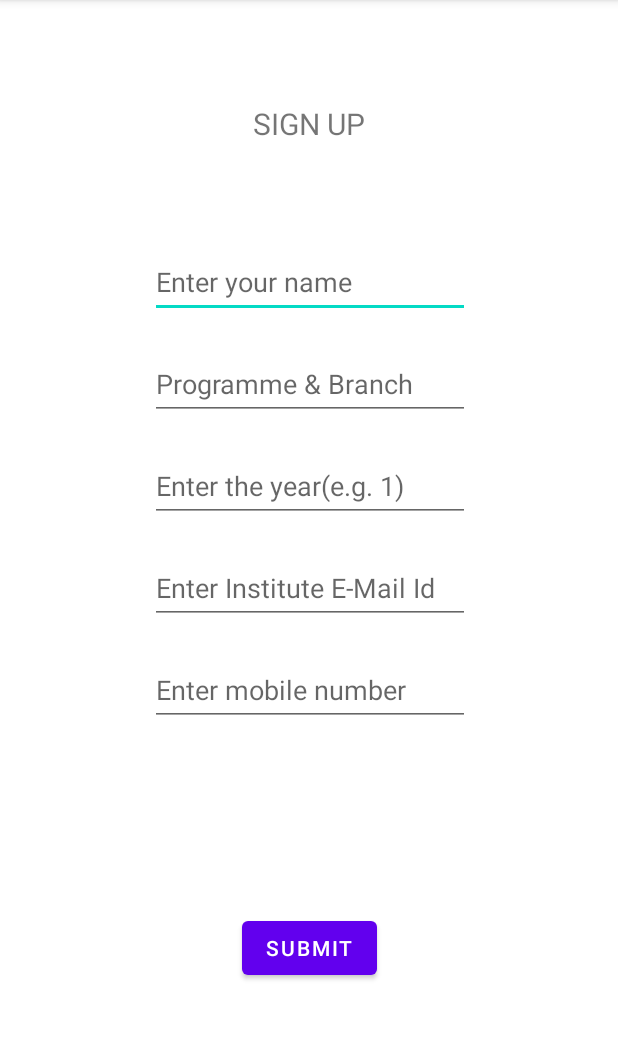
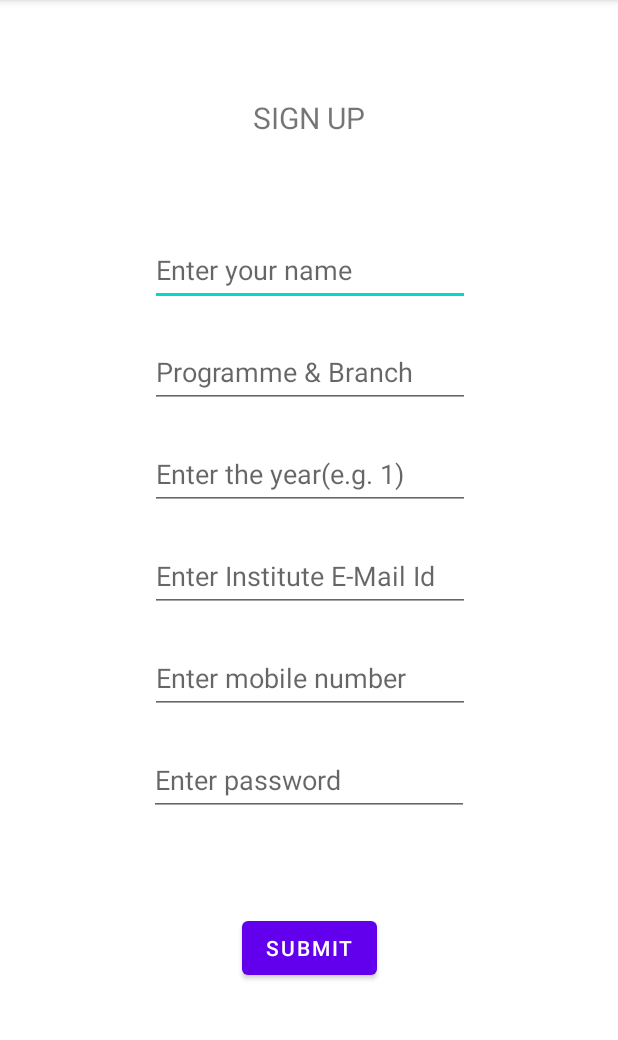
Before and after one commit to Season-of-Code-2023-MDG-Space/activly, an Android app: the screen it shows after launch (Loginpage), after a tap on "SIGN UP", on a phone screen of 412 x 824 dp, the part 84-1124 px from its top. Run offline under Robolectric (Android 15) with nearby library versions, the phone set to English and light mode, and no system bars; our stand-ins replace Firebase (no records; nobody signed in at launch, a user with empty details on screens opened directly).

Commit message:
feat: An user-authentication is implemented using firebase.

```diff
--- a/Activly/app/build.gradle
+++ b/Activly/app/build.gradle
@@ -31,6 +31,9 @@ android {
     kotlinOptions {
         jvmTarget = '1.8'
     }
+    buildFeatures{
+        viewBinding=true
+    }
 }
 
 dependencies {
@@ -42,6 +45,7 @@ dependencies {
     implementation 'androidx.appcompat:appcompat:1.6.1'
     implementation 'com.google.android.material:material:1.8.0'
     implementation 'androidx.constraintlayout:constraintlayout:2.1.4'
+    implementation 'com.google.firebase:firebase-auth:21.1.0'
     testImplementation 'junit:junit:4.13.2'
     androidTestImplementation 'androidx.test.ext:junit:1.1.5'
     androidTestImplementation 'androidx.test.espresso:espresso-core:3.5.1'
--- a/Activly/app/src/main/java/com/example/activly/Loginpage.kt
+++ b/Activly/app/src/main/java/com/example/activly/Loginpage.kt
@@ -11,28 +11,59 @@ import android.widget.Button
 import android.widget.EditText
 import android.widget.Toast
 import androidx.appcompat.app.AppCompatActivity
+import com.example.activly.databinding.ActivityLoginpageBinding
+import com.google.firebase.auth.FirebaseAuth
 
 
 class Loginpage : AppCompatActivity() {
+    private lateinit var binding: ActivityLoginpageBinding
+    private lateinit var firebaseAuth: FirebaseAuth
     var name: EditText? = null
     var branch: EditText? = null
     var yr: EditText? = null
     var num: EditText? = null
     var email: EditText? = null
+    var pass: EditText? =null
     override fun onCreate(savedInstanceState: Bundle?) {
         super.onCreate(savedInstanceState)
+
+        binding = ActivityLoginpageBinding.inflate(layoutInflater)
+        setContentView(binding.root)
+
         setContentView(R.layout.activity_loginpage)
         name = findViewById<EditText>(R.id.editTextTextPersonName)
         branch = findViewById<EditText>(R.id.editTextTextPersonName2)
         yr = findViewById<EditText>(R.id.editTextNumber)
         num=findViewById<EditText>(R.id.editTextNumber2)
         email = findViewById<EditText>(R.id.editTextTextEmailAddress)
+        pass = findViewById<EditText>(R.id.editTextTextPassword)
         var btn = findViewById<Button>(R.id.button)
+
+        firebaseAuth = FirebaseAuth.getInstance()
+
+//        binding.textView.setOnClickListener {
+//            val intent = Intent(this, SignInActivity::class.java)
+//            startActivity(intent)
+//        }
+
         btn.setOnClickListener(View.OnClickListener {
             var ans : Boolean = checkDataEntered()
             if(ans==true){
-                val intent = Intent(this,PreferenceActivity::class.java)
-                startActivity(intent)
+                val email = findViewById<EditText>(R.id.editTextTextEmailAddress).text.toString()
+                val pass = findViewById<EditText>(R.id.editTextTextPassword).text.toString()
+                if (email.isNotEmpty() && pass.isNotEmpty()) {
+                    firebaseAuth.createUserWithEmailAndPassword(email, pass).addOnCompleteListener {
+                        if (it.isSuccessful) {
+                            val intent = Intent(this,PreferenceActivity::class.java)
+                            startActivity(intent)
+                        } else {
+                            Toast.makeText(this, it.exception.toString(), Toast.LENGTH_SHORT).show()
+
+                        }
+                    }
+                } else {
+                    Toast.makeText(this, "Empty Fields Are not Allowed !!", Toast.LENGTH_SHORT).show()
+                }
             }
         })
     }
--- a/Activly/app/src/main/java/com/example/activly/MainActivity.kt
+++ b/Activly/app/src/main/java/com/example/activly/MainActivity.kt
@@ -14,10 +14,14 @@ import android.widget.Button
 import android.widget.EditText
 import android.widget.Toast
 import androidx.annotation.RequiresApi
+import com.google.firebase.auth.FirebaseAuth
+import com.example.activly.databinding.ActivityMainBinding
 import com.example.activly.NotificationService as Notif
 
 
 class MainActivity : AppCompatActivity(), MyListener{
+    private lateinit var binding: ActivityMainBinding
+    private lateinit var firebaseAuth: FirebaseAuth
     override var default_notification_channel_id: Any = ""
     private var NOTIFICATION_CHANNEL_ID = "10001"
     override fun setValue(notifmessage: String?) {
@@ -30,7 +34,10 @@ class MainActivity : AppCompatActivity(), MyListener{
     @RequiresApi(Build.VERSION_CODES.JELLY_BEAN_MR2)
     override fun onCreate(savedInstanceState: Bundle?) {
         super.onCreate(savedInstanceState)
-        setContentView(R.layout.activity_main)
+        binding = ActivityMainBinding.inflate(layoutInflater)
+        setContentView(binding.root)
+
+        firebaseAuth = FirebaseAuth.getInstance()
         Notif().setListener(this)
         val mNotificationManager = getSystemService(Context.NOTIFICATION_SERVICE) as NotificationManager
         if (Build.VERSION.SDK_INT >= Build.VERSION_CODES.O) {
@@ -44,20 +51,40 @@ class MainActivity : AppCompatActivity(), MyListener{
 
         var bt1 = findViewById<Button>(R.id.loginbtn)
         bt1.setOnClickListener {
-            val username: String=findViewById<EditText>(R.id.login_username).text.toString()
-            val password: String=findViewById<EditText>(R.id.login_password).text.toString()
-            var username2: EditText?=findViewById(R.id.login_username)
-            if (username.isEmpty() || password.isEmpty()) {
-                Toast.makeText(this, "You must enter your details.", Toast.LENGTH_SHORT).show()
-            } else if (isEmail(username2)==false) {
-                Toast.makeText(this, "You must enter valid email.", Toast.LENGTH_SHORT).show()
-            }
-            else {
-                Toast.makeText(this, "Logging in...", Toast.LENGTH_SHORT).show()
-                val intent2 = Intent(this, PreferenceActivity::class.java)
-                startActivity(intent2)
+            val username: String = findViewById<EditText>(R.id.login_username).text.toString()
+            val password: String = findViewById<EditText>(R.id.login_password).text.toString()
+            var username2: EditText? = findViewById(R.id.login_username)
+
+            if (username.isNotEmpty() && password.isNotEmpty()) {
+                if (isEmail(username2) == false) {
+                    Toast.makeText(this, "You must enter valid email.", Toast.LENGTH_SHORT).show()
+                } else {
+                    firebaseAuth.signInWithEmailAndPassword(username, password)
+                        .addOnCompleteListener {
+                            if (it.isSuccessful) {
+                                Toast.makeText(this, "Logging in...", Toast.LENGTH_SHORT).show()
+                                val intent2 = Intent(this, PreferenceActivity::class.java)
+                                startActivity(intent2)
+                            } else {
+                                Toast.makeText(this, it.exception.toString(), Toast.LENGTH_SHORT)
+                                    .show()
+                            }
+                        }
+                }
+            } else {
+                Toast.makeText(this, "Empty Fields Are not Allowed !!", Toast.LENGTH_SHORT).show()
             }
         }
+//            if (username.isEmpty() || password.isEmpty()) {
+//                Toast.makeText(this, "You must enter your details.", Toast.LENGTH_SHORT).show()
+//            } else if (isEmail(username2)==false) {
+//                Toast.makeText(this, "You must enter valid email.", Toast.LENGTH_SHORT).show()
+//            }
+//            else {
+//                Toast.makeText(this, "Logging in...", Toast.LENGTH_SHORT).show()
+//                val intent2 = Intent(this, PreferenceActivity::class.java)
+//                startActivity(intent2)
+//            }
         var bt2 =findViewById<Button>(R.id.signupredirect)
         bt2.setOnClickListener {
             val intent3=Intent(this,Loginpage::class.java )
--- a/Activly/app/src/main/res/layout/activity_loginpage.xml
+++ b/Activly/app/src/main/res/layout/activity_loginpage.xml
@@ -63,8 +63,8 @@ tools:context=".MainActivity">
         android:layout_height="48dp"
         android:layout_marginBottom="20dp"
         android:ems="10"
+        android:hint="@string/enter_your_institute_e_mail_address"
         android:inputType="textEmailAddress"
-    android:hint="@string/enter_your_institute_e_mail_address"
         app:layout_constraintBottom_toTopOf="@+id/editTextNumber2"
         app:layout_constraintEnd_toEndOf="parent"
         app:layout_constraintHorizontal_bias="0.502"
@@ -74,11 +74,11 @@ tools:context=".MainActivity">
         android:id="@+id/editTextNumber2"
         android:layout_width="wrap_content"
         android:layout_height="48dp"
-    android:layout_marginBottom="124dp"
+        android:layout_marginBottom="20dp"
         android:ems="10"
         android:hint="@string/enter_your_mobile_number"
         android:inputType="number"
-    app:layout_constraintBottom_toTopOf="@+id/button"
+        app:layout_constraintBottom_toTopOf="@+id/editTextTextPassword"
         app:layout_constraintEnd_toEndOf="parent"
         app:layout_constraintHorizontal_bias="0.502"
         app:layout_constraintStart_toStartOf="parent" />
@@ -93,4 +93,17 @@ tools:context=".MainActivity">
     app:layout_constraintEnd_toEndOf="parent"
     app:layout_constraintStart_toStartOf="parent" />
 
+    <EditText
+        android:id="@+id/editTextTextPassword"
+        android:layout_width="wrap_content"
+        android:layout_height="48dp"
+        android:layout_marginBottom="64dp"
+        android:ems="10"
+        android:hint="Enter password"
+        android:inputType="textPassword"
+        app:passwordToggleEnabled="true"
+        app:layout_constraintBottom_toTopOf="@+id/button"
+        app:layout_constraintEnd_toEndOf="parent"
+        app:layout_constraintStart_toStartOf="parent" />
+
 </androidx.constraintlayout.widget.ConstraintLayout>
```
Lines whose indentation alone changed are shown as unchanged.
